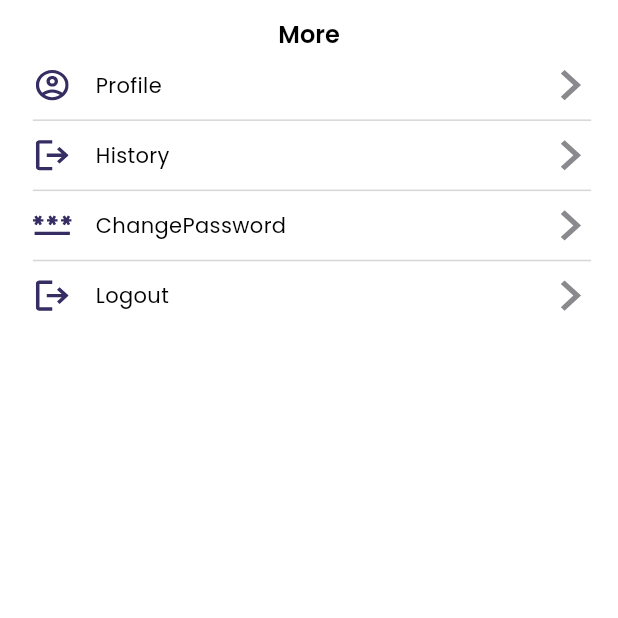
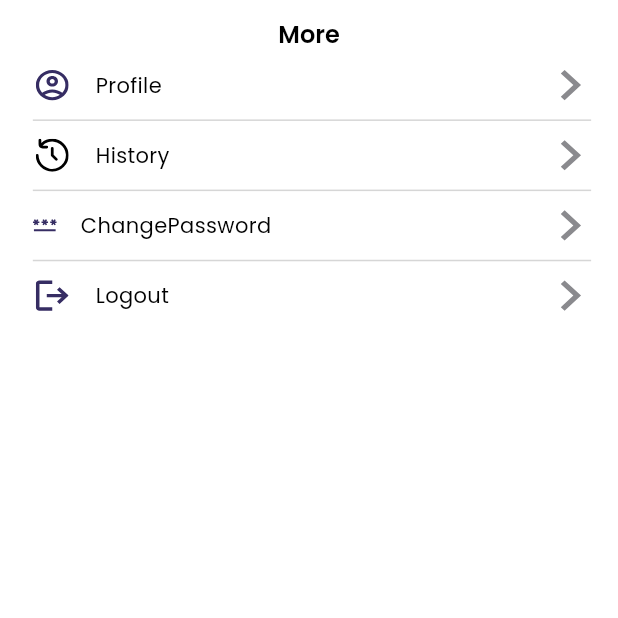
Before and after one commit to SyahrulBhudiF/Vexora-FE, a Flutter app: the MoreScreen screen opened directly, on a phone screen of 412 x 824 dp, the top half of it. Run offline on Flutter 3.47's test engine with Material 3 defaults, Android fonts, the phone set to English and light mode, and no system bars; our stand-ins replace bloc, cached_network_image, camera, dartz, dio, equatable and 7 more; accounts and stored records are empty; project files that could hold a hidden picture were left out.

Commit message:
feat: adjust login, register, and more screen

```diff
--- a/lib/core/theme/custom_text_style.dart
+++ b/lib/core/theme/custom_text_style.dart
@@ -84,6 +84,12 @@ class CustomTextStyles {
         fontWeight: FontWeight.w500,
       );
 
+  static TextStyle get titleMediumBlack900 =>
+      theme.textTheme.titleMedium!.copyWith(
+        color: appTheme.black900,
+        fontWeight: FontWeight.w500,
+      );
+
   static TextStyle get titleLargeBold => theme.textTheme.titleLarge!.copyWith(
         fontWeight: FontWeight.w700,
       );
--- a/lib/presentation/more_screen/more_screen.dart
+++ b/lib/presentation/more_screen/more_screen.dart
@@ -97,7 +97,7 @@ class MoreScreen extends StatelessWidget {
                   mainAxisAlignment: MainAxisAlignment.start,
                   children: [
                     CustomImageView(
-                      imagePath: ImageConstant.logout,
+                      imagePath: ImageConstant.history,
                       height: 22.h,
                       width: 26.h,
                     ),
@@ -137,8 +137,8 @@ class MoreScreen extends StatelessWidget {
                   children: [
                     CustomImageView(
                       imagePath: ImageConstant.password,
-                      height: 22.h,
-                      width: 26.h,
+                      height: 12.h,
+                      width: 16.h,
                     ),
                     Padding(
                       padding: EdgeInsets.only(left: 16.h),
--- a/lib/widget/custom_text_form_field.dart
+++ b/lib/widget/custom_text_form_field.dart
@@ -81,7 +81,7 @@ class CustomTextFormField extends StatelessWidget {
                 }
               },
               autofocus: autofocus!,
-              style: textStyle ?? CustomTextStyles.titleMediumGray40001,
+              style: textStyle ?? CustomTextStyles.titleMediumBlack900,
               obscureText: obscureText!,
               readOnly: readOnly!,
               onTap: () {
```
Also changed, not shown: lib/presentation/login_screen/login_screen.dart (+12 -3 lines), lib/presentation/register/register_screen.dart (+12 -3 lines).
